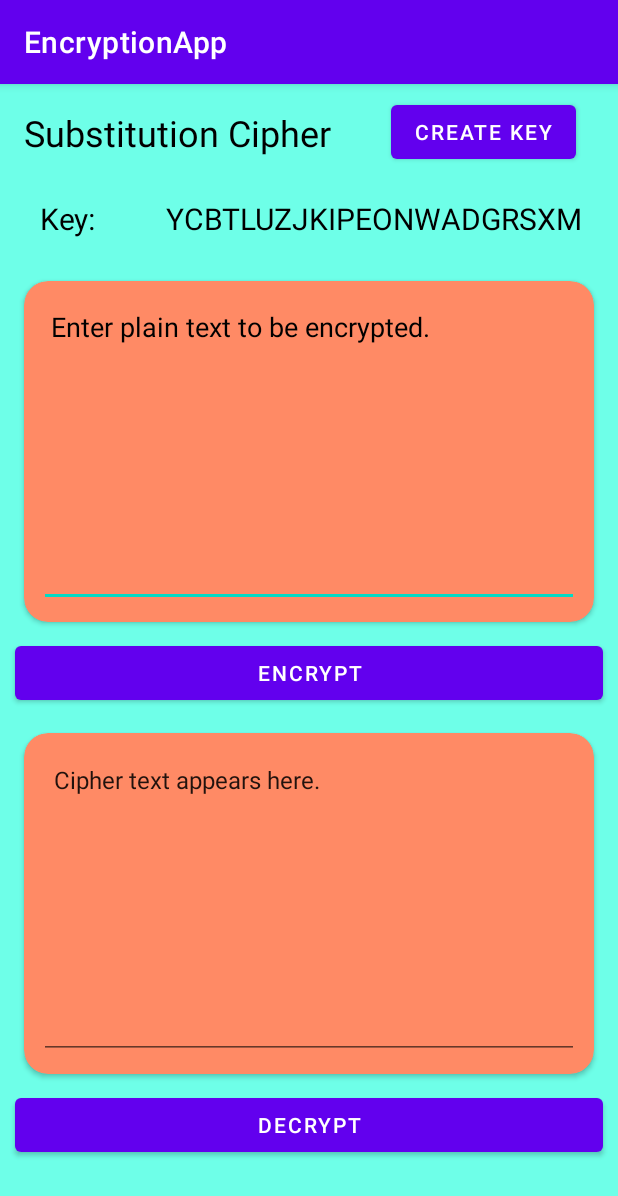
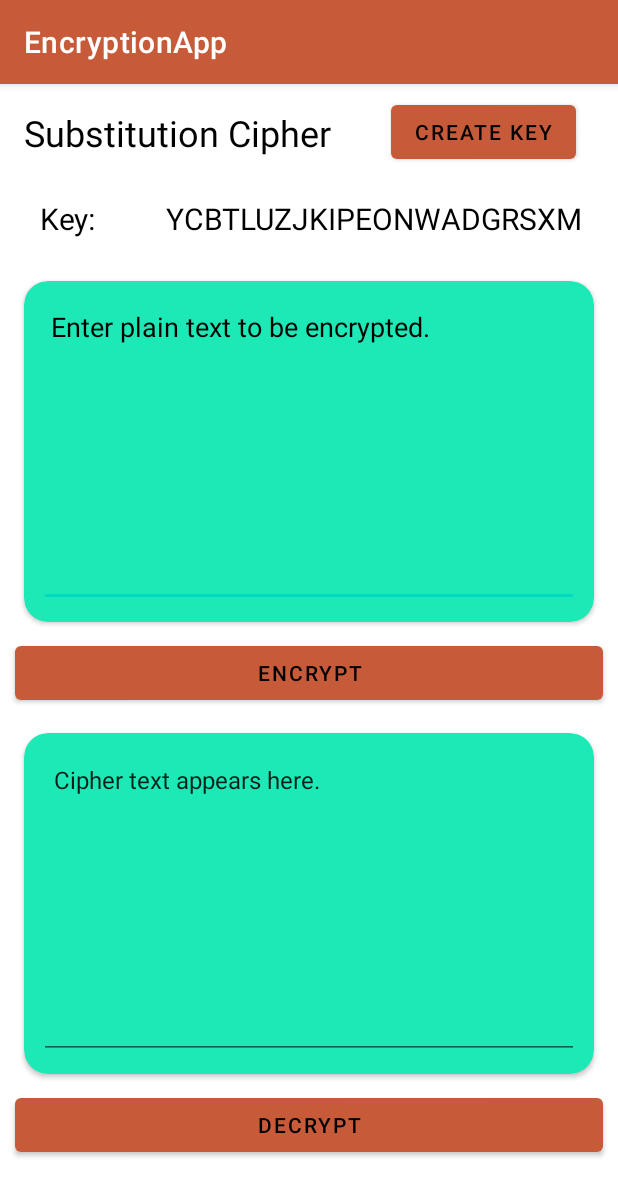
Before and after one commit to healym3/EncryptionApp, an Android app: the screen it shows after launch (MainActivity), on a phone screen of 412 x 824 dp. Shown: the top 1196 px of the screen. Run offline under Robolectric (Android 15) with nearby library versions, the phone set to English and light mode, and no system bars.

Commit message:
Color adjustment

```diff
--- a/app/src/main/res/layout/activity_main.xml
+++ b/app/src/main/res/layout/activity_main.xml
@@ -4,7 +4,7 @@
     xmlns:tools="http://schemas.android.com/tools"
     android:layout_width="match_parent"
     android:layout_height="match_parent"
-    android:background="@color/secondaryLightColor"
+    android:background="@color/white"
     tools:context=".MainActivity">
 
     <Button
@@ -13,6 +13,7 @@
         android:layout_height="wrap_content"
         android:layout_margin="@dimen/regularMargin"
         android:text="@string/decryptButtonText"
+        android:textColor="#000000"
         app:layout_constraintEnd_toEndOf="parent"
         app:layout_constraintStart_toStartOf="parent"
         app:layout_constraintTop_toBottomOf="@+id/cardView2" />
@@ -66,6 +67,7 @@
         android:layout_height="wrap_content"
         android:layout_marginTop="8dp"
         android:text="@string/createKeyButton"
+        android:textColor="#000000"
         app:layout_constraintEnd_toEndOf="parent"
         app:layout_constraintHorizontal_bias="0.534"
         app:layout_constraintStart_toEndOf="@+id/headerTextView"
@@ -75,7 +77,7 @@
         android:id="@+id/cardView"
         style="@style/cardViewStyle"
         android:layout_marginTop="16dp"
-        android:backgroundTint="@color/primaryColor"
+        android:backgroundTint="@color/secondaryColor"
         app:cardCornerRadius="16dp"
         app:layout_constraintEnd_toEndOf="parent"
         app:layout_constraintStart_toStartOf="parent"
@@ -104,6 +106,7 @@
         android:layout_margin="@dimen/regularMargin"
         android:layout_marginTop="46dp"
         android:text="@string/encryptButtonText"
+        android:textColor="#000000"
         app:layout_constraintEnd_toEndOf="parent"
         app:layout_constraintStart_toStartOf="parent"
         app:layout_constraintTop_toBottomOf="@+id/cardView" />
@@ -114,7 +117,7 @@
         android:layout_width="0dp"
         android:layout_height="wrap_content"
         android:layout_marginTop="16dp"
-        android:backgroundTint="@color/primaryColor"
+        android:backgroundTint="@color/secondaryColor"
         app:cardCornerRadius="16dp"
         app:layout_constraintEnd_toEndOf="parent"
         app:layout_constraintStart_toStartOf="parent"
--- a/app/src/main/res/values/colors.xml
+++ b/app/src/main/res/values/colors.xml
@@ -1,7 +1,7 @@
 <?xml version="1.0" encoding="utf-8"?>
 <resources>
     <color name="purple_200">#FFBB86FC</color>
-    <color name="purple_500">#FF6200EE</color>
+    <color name="purple_500">#c75b39</color>
     <color name="purple_700">#FF3700B3</color>
     <color name="teal_200">#FF03DAC5</color>
     <color name="teal_700">#FF018786</color>
```
